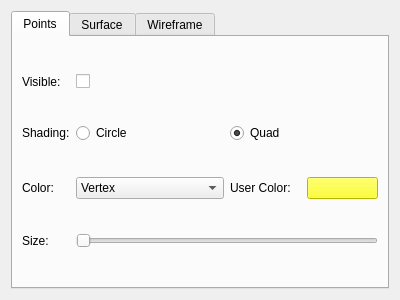
Before: the Qt Designer form include/vclib/ext/qt/gui/mesh_render_settings_frame.ui in cnr-isti-vclab/vclib, drawn with Qt 5.
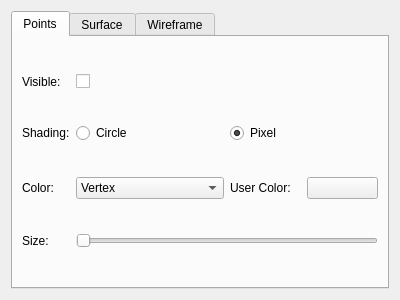
After: the same form once the commit is applied. The open tabs and pages were chosen to show the change.

The edit to the form file:
```diff
--- a/include/vclib/ext/qt/gui/mesh_render_settings_frame.ui
+++ b/include/vclib/ext/qt/gui/mesh_render_settings_frame.ui
@@ -68,7 +68,7 @@
           <item>
            <widget class="QPushButton" name="pointColorDialogPushButton">
             <property name="styleSheet">
-             <string notr="true">background: #FFFF00</string>
+             <string notr="true"/>
             </property>
             <property name="text">
              <string/>
@@ -103,7 +103,7 @@
           </sizepolicy>
          </property>
          <property name="text">
-          <string>Quad</string>
+          <string>Pixel</string>
          </property>
          <property name="checked">
           <bool>true</bool>
```
Left out of the diff: 20 changed lines with no effect on the pictures.
